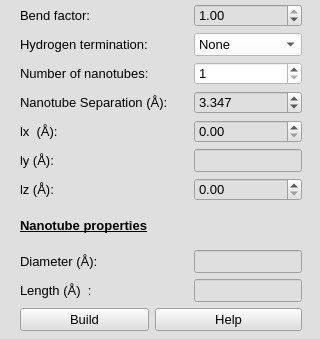
Qt form furiousatoms/forms/NanoRope.ui (nasimanousheh/furious-atoms) before a commit; both pictures show x 0 to 320 and y 161 to 500 of the 320 by 500 pixel window.
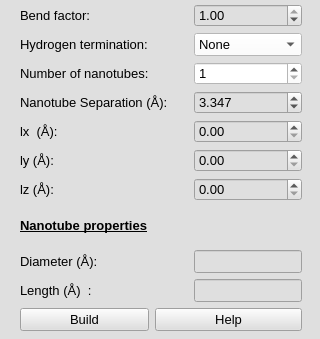
The same form after that commit.

Patch:
```diff
--- a/furiousatoms/forms/NanoRope.ui
+++ b/furiousatoms/forms/NanoRope.ui
@@ -487,12 +487,18 @@
        </widget>
       </item>
       <item row="9" column="2">
-       <widget class="QLineEdit" name="lineEdit_ly">
+       <widget class="QDoubleSpinBox" name="SpinBox_ly">
         <property name="font">
          <font>
           <pointsize>10</pointsize>
          </font>
         </property>
+        <property name="decimals">
+         <number>2</number>
+        </property>
+        <property name="maximum">
+         <double>200.000000000000000</double>
+        </property>
        </widget>
       </item>
       <item row="10" column="0">
```
